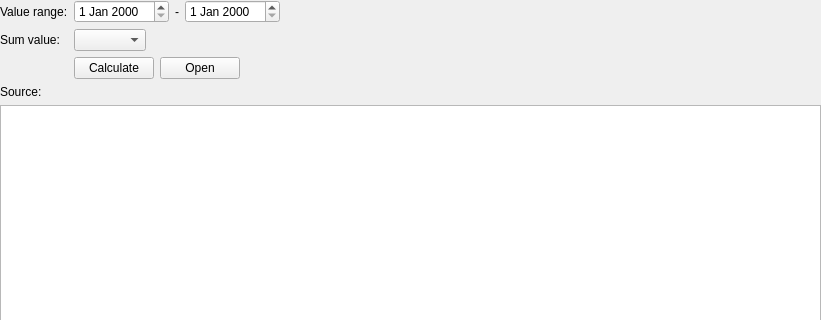
This is src/stockmonitor/ui/widget/tool/sumwidget.ui in anetczuk/stock-monitor as Qt 5 draws it before an edit; both pictures show x 0 to 821 and y 0 to 320 of the 821 by 666 pixel window. The edited form follows.
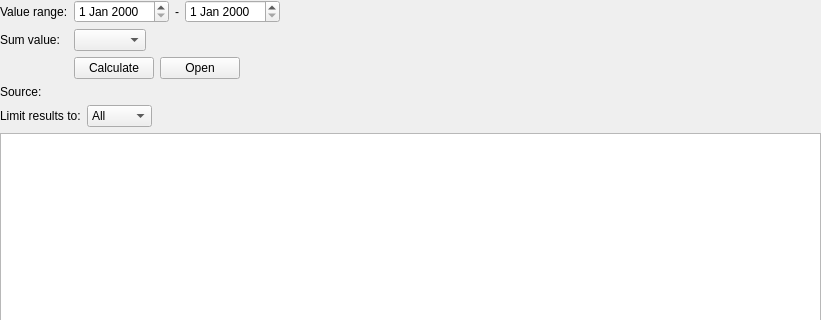
This is the edited form. Custom widgets are drawn as their Qt base class.

The edit to the form file:
```diff
--- a/src/stockmonitor/ui/widget/tool/sumwidget.ui
+++ b/src/stockmonitor/ui/widget/tool/sumwidget.ui
@@ -13,7 +13,7 @@
   <property name="windowTitle">
    <string>Sum</string>
   </property>
-  <layout class="QVBoxLayout" name="verticalLayout" stretch="0,0">
+  <layout class="QVBoxLayout" name="verticalLayout" stretch="0,0,0">
    <property name="leftMargin">
     <number>0</number>
    </property>
@@ -142,6 +142,49 @@
      </item>
     </layout>
    </item>
+   <item>
+    <layout class="QHBoxLayout" name="horizontalLayout_4">
+     <item>
+      <widget class="QLabel" name="label_8">
+       <property name="text">
+        <string>Limit results to:</string>
+       </property>
+      </widget>
+     </item>
+     <item>
+      <widget class="QComboBox" name="limitResultsCB">
+       <item>
+        <property name="text">
+         <string>All</string>
+        </property>
+       </item>
+       <item>
+        <property name="text">
+         <string>Favs</string>
+        </property>
+       </item>
+       <item>
+        <property name="text">
+         <string>Wallet</string>
+        </property>
+       </item>
+      </widget>
+     </item>
+     <item>
+      <spacer name="horizontalSpacer_4">
+       <property name="orientation">
+        <enum>Qt::Horizontal</enum>
+       </property>
+       <property name="sizeHint" stdset="0">
+        <size>
+         <width>40</width>
+         <height>20</height>
+        </size>
+       </property>
+      </spacer>
+     </item>
+    </layout>
+   </item>
    <item>
     <widget class="ToolStockTable" name="dataTable"/>
    </item>
```
